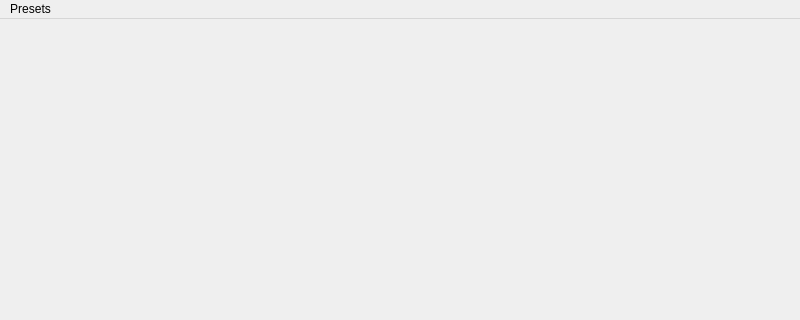
The window that mainwindow.ui (jimga150/2dAstralBodySim) describes before a commit, drawn with Qt 5; both pictures show x 0 to 800 and y 0 to 320 of the 800 by 600 pixel window.
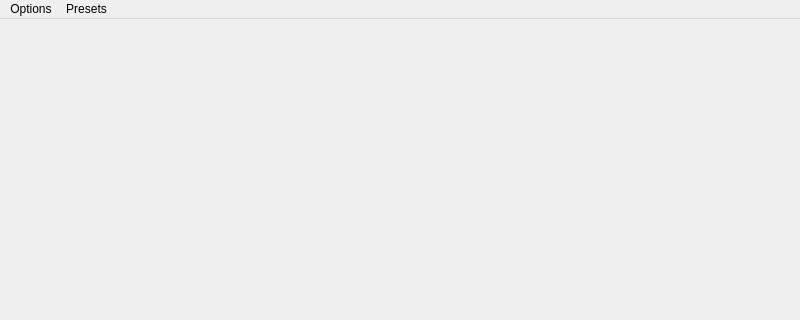
The same window after the commit.

Commit message: Add clear button

The edit to the form file:
```diff
--- a/mainwindow.ui
+++ b/mainwindow.ui
@@ -44,6 +44,13 @@
     </property>
     <addaction name="actionAccretion_Disk"/>
    </widget>
+   <widget class="QMenu" name="menuOptions">
+    <property name="title">
+     <string>Options</string>
+    </property>
+    <addaction name="actionClear_All"/>
+   </widget>
+   <addaction name="menuOptions"/>
    <addaction name="menuPresets"/>
   </widget>
   <widget class="QStatusBar" name="statusbar"/>
```
Left out of the diff: 5 changed lines with no effect on the pictures. The commit also changes 2 other files.
